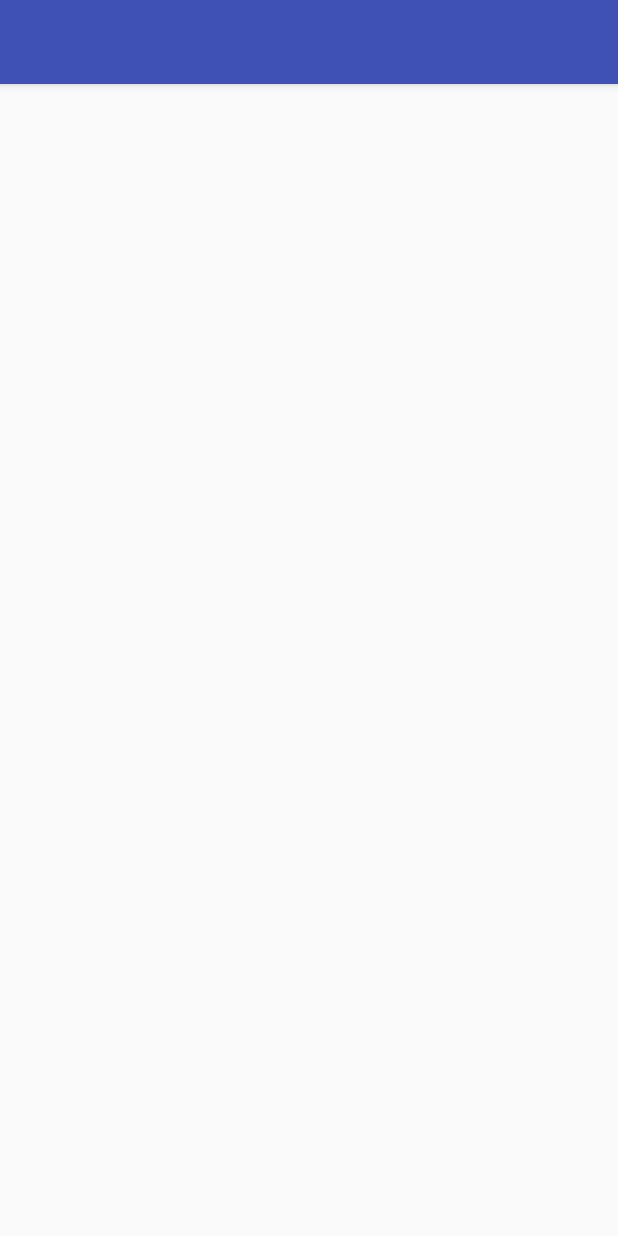
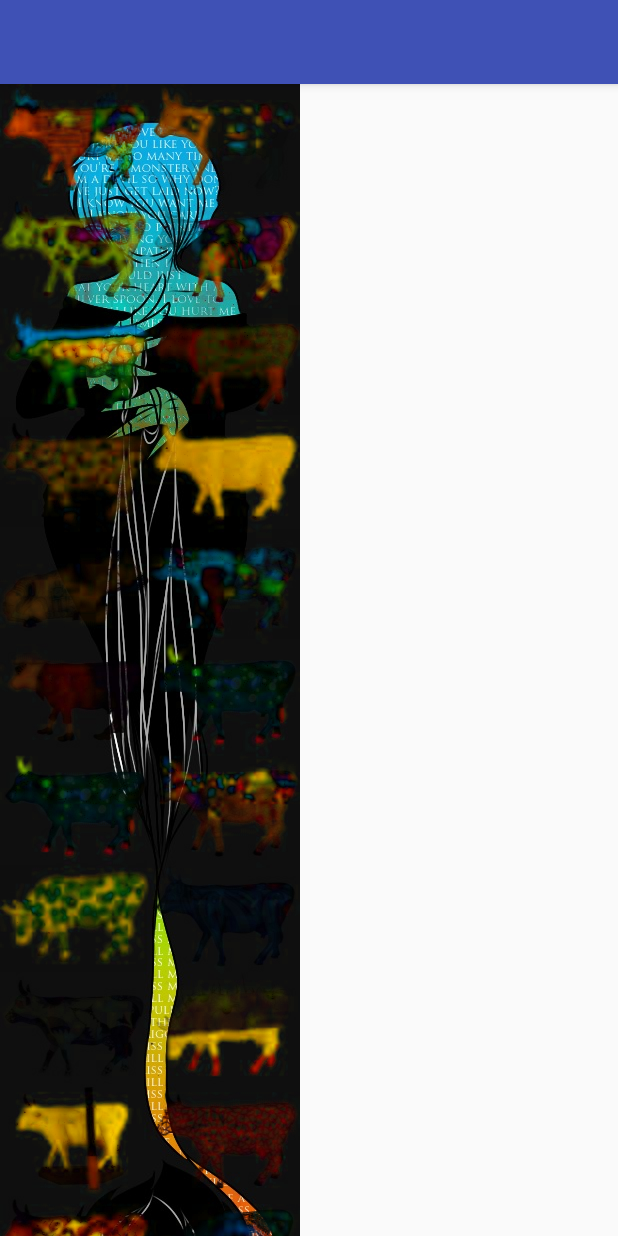
Before and after one commit to jkhin/scrollableImageView, an Android app: the screen it shows after launch (MainActivity), on a phone screen of 412 x 824 dp. Run offline under Robolectric (Android 15) with nearby library versions, the phone set to English and light mode, and no system bars.

Commit message:
ImageView Scrolled successfully with issues

```diff
--- a/app/src/main/java/com/example/joek/parallaxeffect/MainActivity.java
+++ b/app/src/main/java/com/example/joek/parallaxeffect/MainActivity.java
@@ -6,13 +6,13 @@ import android.graphics.BitmapFactory;
 import android.os.AsyncTask;
 import android.support.v7.app.AppCompatActivity;
 import android.os.Bundle;
+import android.support.v7.widget.LinearLayoutCompat;
 import android.util.Log;
 import android.view.MotionEvent;
 import android.view.View;
 import android.view.ViewGroup;
-import android.view.ViewGroup.LayoutParams;
+import android.widget.FrameLayout;
 import android.widget.ImageView;
-import android.widget.LinearLayout;
 import android.widget.ProgressBar;
 
 import java.io.IOException;
@@ -25,25 +25,21 @@ public class MainActivity extends AppCompatActivity {
     protected void onCreate(Bundle savedInstanceState) {
         super.onCreate(savedInstanceState);
         setContentView(R.layout.activity_main);
-        layerLvl1 = new ScrollableImageView(this, 20);
-        layerLvl1.setLayoutParams(new LayoutParams(LinearLayout.LayoutParams.MATCH_PARENT, layerLvl1.getHeight()));
 
-        layerLvl2 = new ScrollableImageView(this, 20);
-        layerLvl2.setLayoutParams(new LayoutParams(LinearLayout.LayoutParams.MATCH_PARENT, layerLvl2.getHeight()));
-
+        layerLvl1 = (ImageView) findViewById(R.id.layerLevelOne);
+        layerLvl2 = (ImageView) findViewById(R.id.layerLevelTwo);
         new BitmapLoaderTask().execute("asset_one.jpg", "asset_two.png");
-//        new BitmapLoaderTask().execute("asset_two.png");
 
     }
 
     @Override
     public boolean onTouchEvent(MotionEvent event) {
-        if (layerLvl1 != null) {
+        if (layerLvl1 != null && layerLvl2 != null) {
             switch (event.getAction()){
                 case MotionEvent.ACTION_MOVE:
+//                    layerLvl1.dispatchGenericMotionEvent()
                     layerLvl1.dispatchTouchEvent(event);
                     layerLvl2.dispatchTouchEvent(event);
-
                     break;
             }
         }
@@ -53,8 +49,7 @@ public class MainActivity extends AppCompatActivity {
 
     private void setImageBitmap(Bitmap bmp, ImageView iv) {
         iv.setImageBitmap(bmp);
-        ViewGroup container = (ViewGroup) findViewById(R.id.container);
-        container.addView(iv);
+        iv.setLayoutParams(new FrameLayout.LayoutParams(bmp.getWidth(), bmp.getHeight()));
     }
 
     private class BitmapLoaderTask extends AsyncTask<String, Void, Bitmap[]> {
--- a/app/src/main/java/com/example/joek/parallaxeffect/ScrollableImageView.java
+++ b/app/src/main/java/com/example/joek/parallaxeffect/ScrollableImageView.java
@@ -3,6 +3,7 @@ package com.example.joek.parallaxeffect;
 import android.content.Context;
 import android.support.v4.view.GestureDetectorCompat;
 import android.support.v4.view.ViewCompat;
+import android.util.AttributeSet;
 import android.util.DisplayMetrics;
 import android.view.GestureDetector.SimpleOnGestureListener;
 import android.view.MotionEvent;
@@ -20,11 +21,14 @@ public class ScrollableImageView extends android.support.v7.widget.AppCompatImag
     private int positionX = 0;
     private int positionY = 0;
 
-    private int percent = 100;
-    public int setPercent;
+    private String percentValue;
+    public int percent;
 
-    public ScrollableImageView(Context context, int percent) {
-        super(context);
+
+    public ScrollableImageView(Context context, AttributeSet attrs) {
+        super(context, attrs);
+        init(attrs);
+        this.percent = Integer.parseInt(percentValue);
 
         // We will need screen dimensions to make sure we don't overscroll the
         // image
@@ -32,9 +36,15 @@ public class ScrollableImageView extends android.support.v7.widget.AppCompatImag
         screenW = dm.widthPixels;
         screenH = dm.heightPixels;
 
-        this.percent = percent;
         gestureDetector = new GestureDetectorCompat(context, gestureListener);
         overScroller = new OverScroller(context);
+    }
+
+    private void init(final AttributeSet attrs) {
+        if (attrs != null) {
+            String packageName = "http://schemas.android.com/apk/res-auto";
+            percentValue = attrs.getAttributeValue(packageName, "setPercentVelocity");
+        }
     }
 
     @Override
--- a/app/src/main/res/layout/activity_main.xml
+++ b/app/src/main/res/layout/activity_main.xml
@@ -6,21 +6,18 @@
     android:layout_height="wrap_content">
 
     <com.example.joek.parallaxeffect.ScrollableImageView
-        android:layout_width="wrap_content"
-        android:layout_height="wrap_content"
-        custom:setPercentVelocity="80"/>
-
-    <ImageView
         android:id="@+id/layerLevelOne"
         android:layout_width="wrap_content"
-        android:layout_height="wrap_content"
-        android:src="@drawable/asset_one"/>
-    <ImageView
+        android:layout_height="match_parent"
+        android:src="@drawable/asset_one"
+        custom:setPercentVelocity="10"/>
+
+    <com.example.joek.parallaxeffect.ScrollableImageView
         android:id="@+id/layerLevelTwo"
         android:layout_width="wrap_content"
-        android:layout_height="wrap_content"
-        android:src="@drawable/asset_two"/>
-
+        android:layout_height="match_parent"
+        android:src="@drawable/asset_one"
+        custom:setPercentVelocity="50"/>
 
     <ProgressBar
         android:id="@android:id/progress"
```
